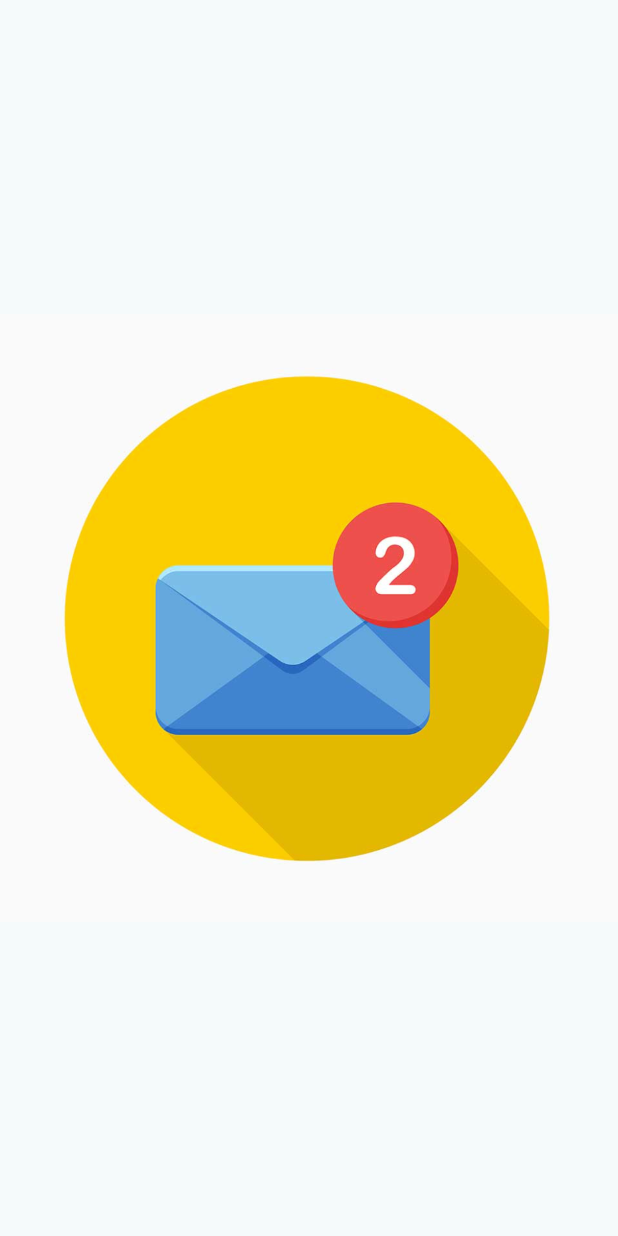
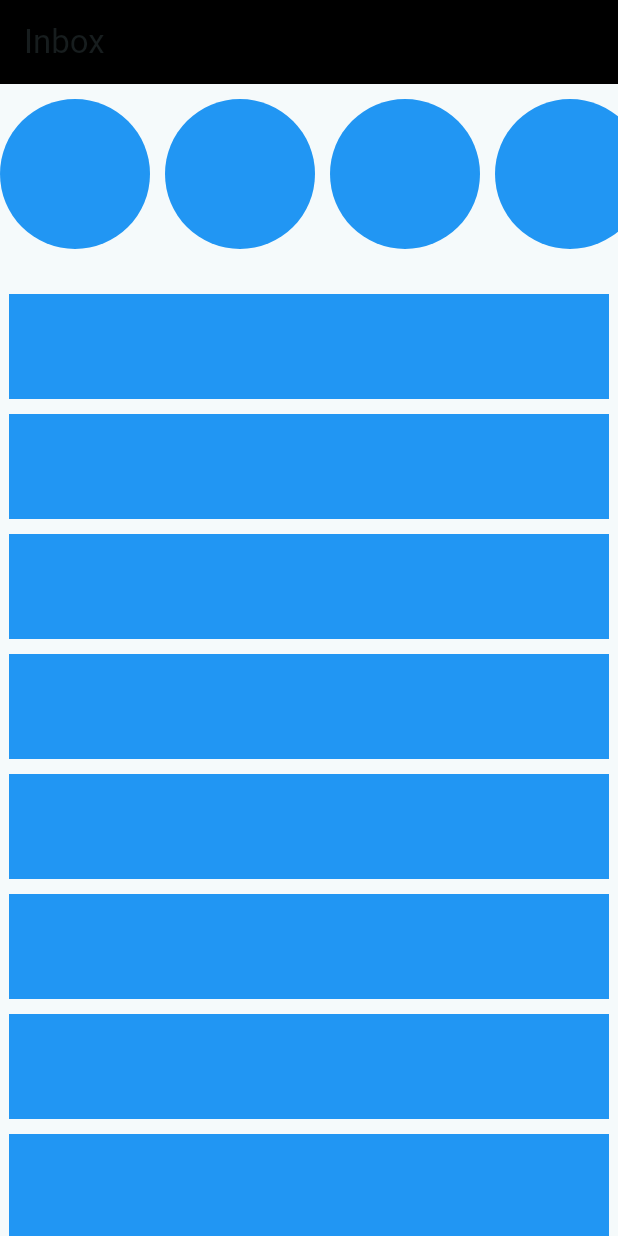
Before and after one commit to SegnonDimas/TikTok-clone, a Flutter app: the Inbox screen opened directly, on a phone screen of 412 x 824 dp. Run offline on Flutter 3.47's test engine with Material 3 defaults, Android fonts, the phone set to English and light mode, and no system bars; our stand-ins replace lottie; network calls fail.

Commit message:
Widget ListView

```diff
--- a/lib/features/main_page/presentations/pages/home/presentations/home.dart
+++ b/lib/features/main_page/presentations/pages/home/presentations/home.dart
@@ -184,6 +184,7 @@ class _HomeState extends State<Home> {
 
               SingleChildScrollView(
                 scrollDirection: Axis.horizontal,
+                reverse: true,
                 child: Row(
                   children: [
                     Checkbox(
--- a/lib/features/main_page/presentations/pages/inbox/presentations/pages/inbox.dart
+++ b/lib/features/main_page/presentations/pages/inbox/presentations/pages/inbox.dart
@@ -9,12 +9,161 @@ class Inbox extends StatefulWidget {
 }
 
 class _InboxState extends State<Inbox> {
+  List<Widget> discussions =  [
+    Container(
+      height: 70,
+      width: 400,
+      color: Colors.blue,
+    ),
+    SizedBox(height: 10,),
+    Container(
+      height: 70,
+      width: 400,
+      color: Colors.blue,
+    ),
+    SizedBox(height: 10,),
+    Container(
+      height: 70,
+      width: 400,
+      color: Colors.blue,
+    ),
+    SizedBox(height: 10,),Container(
+      height: 70,
+      width: 400,
+      color: Colors.blue,
+    ),
+    SizedBox(height: 10,),Container(
+      height: 70,
+      width: 400,
+      color: Colors.blue,
+    ),
+    SizedBox(height: 10,),
+    Container(
+      height: 70,
+      width: 400,
+      color: Colors.blue,
+    ),
+    SizedBox(height: 10,),
+    Container(
+      height: 70,
+      width: 400,
+      color: Colors.blue,
+    ),
+    SizedBox(height: 10,),
+    Container(
+      height: 70,
+      width: 400,
+      color: Colors.blue,
+    ),
+    SizedBox(height: 10,),
+    Container(
+      height: 70,
+      width: 400,
+      color: Colors.blue,
+    ),
+    SizedBox(height: 10,),
+    Container(
+      height: 70,
+      width: 400,
+      color: Colors.blue,
+    ),
+    SizedBox(height: 10,),Container(
+      height: 70,
+      width: 400,
+      color: Colors.blue,
+    ),
+    SizedBox(height: 10,),
+    Container(
+      height: 70,
+      width: 400,
+      color: Colors.blue,
+    ),
+    SizedBox(height: 10,),
+    Container(
+      height: 70,
+      width: 400,
+      color: Colors.blue,
+    ),
+    SizedBox(height: 10,),
+
+
+
+  ];
+  List<Widget> profils = [
+    CircleAvatar(
+      radius: 50,
+      backgroundColor: Colors.blue,
+    ),
+    SizedBox(width: 10,),
+    CircleAvatar(
+      radius: 50,
+      backgroundColor: Colors.blue,
+    ),
+    SizedBox(width: 10,),
+    CircleAvatar(
+      radius: 50,
+      backgroundColor: Colors.blue,
+    ),
+    SizedBox(width: 10,),
+    CircleAvatar(
+      radius: 50,
+      backgroundColor: Colors.blue,
+    ),
+    SizedBox(width: 10,),
+    CircleAvatar(
+      radius: 50,
+      backgroundColor: Colors.blue,
+    ),
+    SizedBox(width: 10,),
+    CircleAvatar(
+      radius: 50,
+      backgroundColor: Colors.blue,
+    ),
+    SizedBox(width: 10,),
+    CircleAvatar(
+      radius: 50,
+      backgroundColor: Colors.blue,
+    ),
+    SizedBox(width: 10,),
+    CircleAvatar(
+      radius: 50,
+      backgroundColor: Colors.blue,
+    ),
+    SizedBox(width: 10,),
+    CircleAvatar(
+      radius: 50,
+      backgroundColor: Colors.blue,
+    ),
+    SizedBox(width: 10,),
+  ];
+
   @override
   Widget build(BuildContext context) {
     return Scaffold(
+      appBar: AppBar(
+        title: Text("Inbox"),
+        backgroundColor: Colors.black,
+      ),
       body: Center(
-        child: Image(
-            image: AssetImage("assets/images/inbox.png")),),
+        child: ListView(
+          children: [
+            SizedBox(
+              height: 120,
+              child: ListView(
+                scrollDirection: Axis.horizontal,
+                children: profils,
+              ),
+            ),
+            SizedBox(height: 20,),
+            Expanded(
+              child: Column(
+                children: discussions,
+              ),
+            ),
+          ],
+        ),
+      )
+
     );
   }
 }
```
